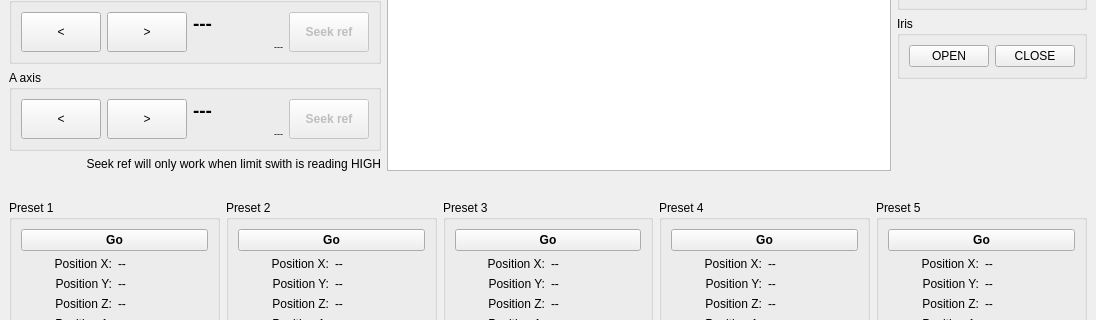
Kurokesu/SCE2-SDK, file 04_lens_tester_gui_curves/gui.ui: the form before one commit; both pictures show x 0 to 1096 and y 269 to 589 of the 1096 by 708 pixel window.
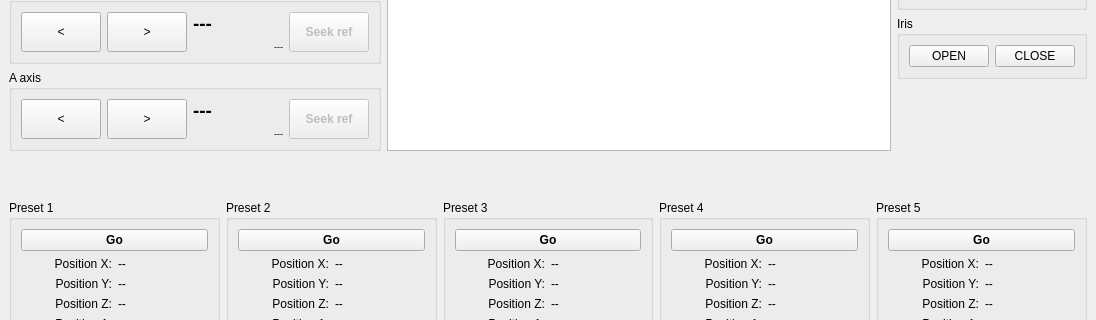
The form after the commit. Icons and pictures are not drawn. Custom widgets are drawn as their Qt base class.

The edit to the form file:
```diff
--- a/04_lens_tester_gui_curves/gui.ui
+++ b/04_lens_tester_gui_curves/gui.ui
@@ -511,16 +511,6 @@
           </item>
          </layout>
         </item>
-        <item>
-         <widget class="QLabel" name="label">
-          <property name="text">
-           <string>Seek ref will only work when limit swith is reading HIGH</string>
-          </property>
-          <property name="alignment">
-           <set>Qt::AlignRight|Qt::AlignTrailing|Qt::AlignVCenter</set>
-          </property>
-         </widget>
-        </item>
        </layout>
       </item>
       <item>
```
Left out of the diff: 2 changed lines with no effect on the pictures.
